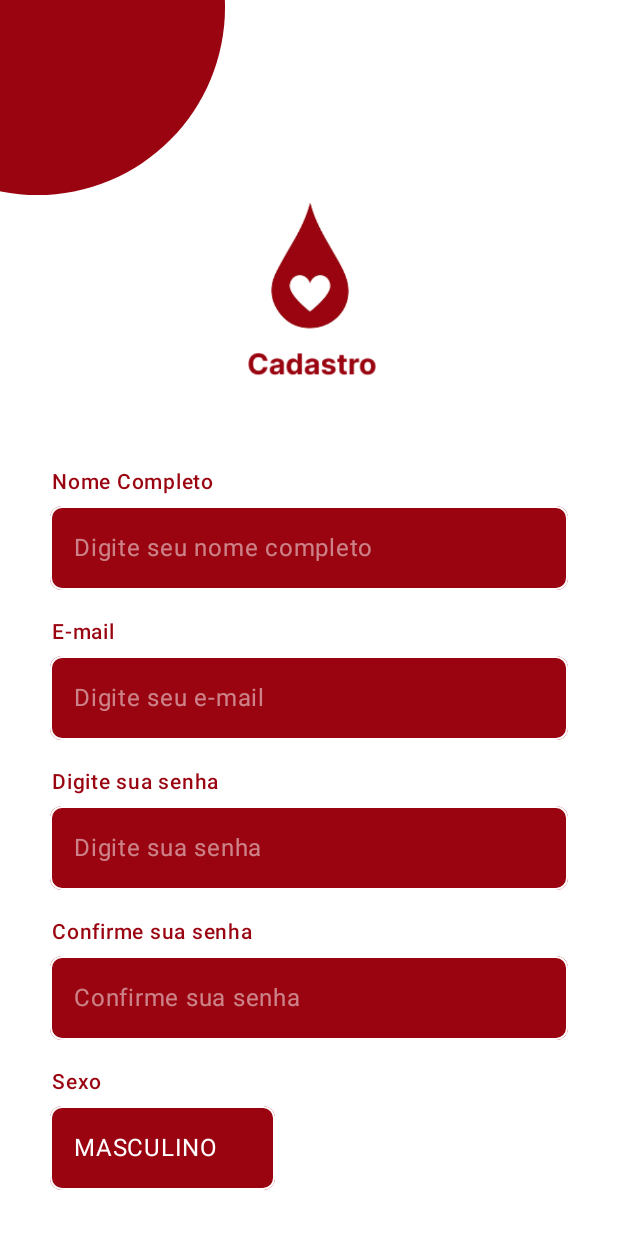
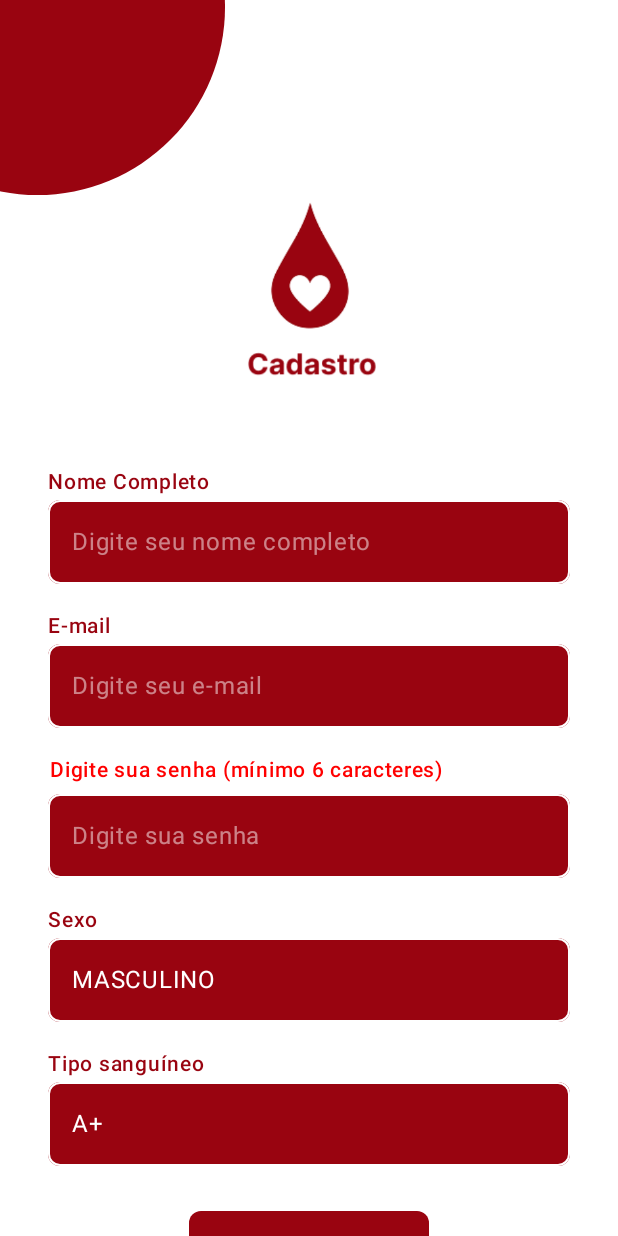
Before and after one commit to D4NIELT0RRES/mobile_DOEVIDA, an Android app built with Jetpack Compose: the tela_cadastro screen opened through its navigation route, on a phone screen of 412 x 824 dp. Run offline under Robolectric (Android 15) with nearby library versions, the phone set to English and light mode, and no system bars.

Commit message:
inserindo a funcionalidade no campo de senha do usuário para exigir que ele escolha uma senha com no mínimo 6 digitos

```diff
--- a/app/src/main/java/com/example/doevida/model/Cadastro.kt
+++ b/app/src/main/java/com/example/doevida/model/Cadastro.kt
@@ -4,5 +4,6 @@ data class Cadastro(
     val nome: String = "",
     val email: String = "",
     val senha: String,
-    val id_sexo: Int = 1
+    val id_sexo: Int = 0,
+    val id_tipo_sanguineo: Int = 0
 )
--- a/app/src/main/java/com/example/doevida/screen/TelaCadastro.kt
+++ b/app/src/main/java/com/example/doevida/screen/TelaCadastro.kt
@@ -7,18 +7,16 @@ import androidx.compose.foundation.Image
 import androidx.compose.foundation.background
 import androidx.compose.foundation.clickable
 import androidx.compose.foundation.layout.*
+import androidx.compose.foundation.rememberScrollState
 import androidx.compose.foundation.shape.CircleShape
 import androidx.compose.foundation.shape.RoundedCornerShape
+import androidx.compose.foundation.verticalScroll
 import androidx.compose.material3.*
-import androidx.compose.runtime.Composable
-import androidx.compose.runtime.getValue
-import androidx.compose.runtime.mutableStateOf
-import androidx.compose.runtime.remember
-import androidx.compose.runtime.rememberCoroutineScope
-import androidx.compose.runtime.setValue
+import androidx.compose.runtime.*
 import androidx.compose.ui.Alignment
 import androidx.compose.ui.Modifier
 import androidx.compose.ui.graphics.Color
+import androidx.compose.ui.modifier.modifierLocalMapOf
 import androidx.compose.ui.platform.LocalContext
 import androidx.compose.ui.res.painterResource
 import androidx.compose.ui.text.font.FontWeight
@@ -44,10 +42,10 @@ fun TelaCadastro(navController: NavController) {
     val coroutineScope = rememberCoroutineScope()
     val context = LocalContext.current
 
-    var nomeCompleto = remember { mutableStateOf("") }
-    val email = remember { mutableStateOf("") }
-    val senha = remember { mutableStateOf("") }
-    val confirmarSenha = remember { mutableStateOf("") }
+    var nomeCompleto by remember { mutableStateOf("") }
+    var email by remember { mutableStateOf("") }
+    var senha by remember { mutableStateOf("") }
+    var confirmarSenha by remember { mutableStateOf("") }
 
     // mensagens de erro
     var isNomeError by remember { mutableStateOf<String?>(null) }
@@ -55,7 +53,25 @@ fun TelaCadastro(navController: NavController) {
     var isSenhaError by remember { mutableStateOf<String?>(null) }
     var isConfirmarSenhaError by remember { mutableStateOf<String?>(null) }
 
-    // 🔽 Lista de sexos (ordem do JSON do backend)
+    var listaTipoSanguineo = listOf(
+        Pair(1, "A+"),
+        Pair(2, "A-"),
+        Pair(3, "B+"),
+        Pair(4, "B-"),
+        Pair(5, "AB+"),
+        Pair(6, "AB-"),
+        Pair(7, "O+"),
+        Pair(8, "O-"),
+    )
+
+    //Lista dos tipos sanguíneos
+    var expandedTipo by remember { mutableStateOf(false) }
+    var selectedTipo by remember { mutableStateOf(listaTipoSanguineo[0].first)}
+    var selectedTipoLabel by remember { mutableStateOf(listaTipoSanguineo[0].second)}
+
+
+
+    //Lista de sexos (mockada, mas pode vir da API também)
     val listaSexos = listOf(
         Pair(1, "MASCULINO"),
         Pair(2, "FEMININO"),
@@ -67,23 +83,23 @@ fun TelaCadastro(navController: NavController) {
 
     fun validarCadastro(): Boolean {
         isNomeError = when {
-            nomeCompleto.value.isBlank() -> "Campo obrigatório"
-            nomeCompleto.value.length < 2 -> "Nome deve ser completo"
+            nomeCompleto.isBlank() -> "Campo obrigatório"
+            nomeCompleto.length < 2 -> "Nome deve ser completo"
             else -> null
         }
         isEmailError = when {
-            email.value.isBlank() -> "Campo obrigatório"
-            !Patterns.EMAIL_ADDRESS.matcher(email.value).matches() -> "Formato inválido"
+            email.isBlank() -> "Campo obrigatório"
+            !Patterns.EMAIL_ADDRESS.matcher(email).matches() -> "Formato inválido"
             else -> null
         }
         isSenhaError = when {
-            senha.value.isBlank() -> "Campo obrigatório"
-            senha.value.length < 6 -> "Senha fraca"
+            senha.isBlank() -> "Campo obrigatório"
+            senha.length < 6 -> "Senha fraca"
             else -> null
         }
         isConfirmarSenhaError = when {
-            confirmarSenha.value.isBlank() -> "Campo obrigatório"
-            senha.value != confirmarSenha.value -> "Senhas não coincidem"
+            confirmarSenha.isBlank() -> "Campo obrigatório"
+            senha != confirmarSenha -> "Senhas não coincidem"
             else -> null
         }
 
@@ -109,7 +125,8 @@ fun TelaCadastro(navController: NavController) {
         Column(
             modifier = Modifier
                 .fillMaxSize()
-                .padding(horizontal = 32.dp),
+                .padding(horizontal = 32.dp)
+                .verticalScroll(rememberScrollState()),
             horizontalAlignment = Alignment.CenterHorizontally,
             verticalArrangement = Arrangement.Top
         ) {
@@ -125,110 +142,72 @@ fun TelaCadastro(navController: NavController) {
 
             Spacer(modifier = Modifier.height(39.dp))
 
+            // ================= CAMPOS DE CADASTRO =================
             Column(
-                modifier = Modifier
-                    .fillMaxWidth()
-                    .padding(horizontal = 1.dp),
+                modifier = Modifier.fillMaxWidth(),
                 horizontalAlignment = Alignment.CenterHorizontally
             ) {
                 // Nome
-                Column {
-                    Text(
-                        text = "Nome Completo",
-                        fontSize = 14.sp,
-                        color = Color(0xFF990410),
-                        fontWeight = FontWeight.SemiBold,
-                        modifier = Modifier
-                            .fillMaxWidth()
-                            .padding(bottom = 4.dp, start = 1.dp),
-                        textAlign = TextAlign.Start
-                    )
+                Text("Nome Completo", fontSize = 14.sp, color = Color(0xFF990410), fontWeight = FontWeight.SemiBold, modifier = Modifier.fillMaxWidth())
                 OutlinedTextField(
-                        value = nomeCompleto.value,
-                        onValueChange = { nomeCompleto.value = it },
-                        placeholder = {
-                            Text(
-                                "Digite seu nome completo",
-                                color = Color(0x80FFFFFF)
-                            )
-                        },
-                        modifier = Modifier
-                            .fillMaxWidth()
-                            .background(Color(0xFF990410), shape = RoundedCornerShape(8.dp)),
+                    value = nomeCompleto,
+                    onValueChange = { nomeCompleto = it },
+                    placeholder = { Text("Digite seu nome completo", color = Color(0x80FFFFFF)) },
+                    modifier = Modifier.fillMaxWidth().background(Color(0xFF990410), RoundedCornerShape(8.dp)),
                     shape = RoundedCornerShape(8.dp),
                     colors = OutlinedTextFieldDefaults.colors(
                         focusedBorderColor = Color.White,
                         unfocusedBorderColor = Color.White,
                         cursorColor = Color.White,
                         focusedTextColor = Color.White,
-                            unfocusedTextColor = Color.White,
-                            focusedPlaceholderColor = Color.White,
-                            unfocusedPlaceholderColor = Color.White
+                        unfocusedTextColor = Color.White
                     )
                 )
-                    if (isNomeError != null) Text(
-                        isNomeError!!,
-                        color = Color.Red,
-                        fontSize = 12.sp
-                    )
+                if (isNomeError != null) Text(isNomeError!!, color = Color.Red, fontSize = 12.sp)
 
                 Spacer(modifier = Modifier.height(16.dp))
 
-                    // E-mail
-                    Text(
-                        text = "E-mail",
-                        fontSize = 14.sp,
-                        color = Color(0xFF990410),
-                        fontWeight = FontWeight.SemiBold,
-                        modifier = Modifier
-                            .fillMaxWidth()
-                            .padding(bottom = 4.dp, start = 1.dp),
-                        textAlign = TextAlign.Start
-                    )
+                // Email
+                Text("E-mail", fontSize = 14.sp, color = Color(0xFF990410), fontWeight = FontWeight.SemiBold, modifier = Modifier.fillMaxWidth())
                 OutlinedTextField(
-                        value = email.value,
-                        onValueChange = { email.value = it },
+                    value = email,
+                    onValueChange = { email = it },
                     placeholder = { Text("Digite seu e-mail", color = Color(0x80FFFFFF)) },
-                        modifier = Modifier
-                            .fillMaxWidth()
-                            .background(Color(0xFF990410), shape = RoundedCornerShape(8.dp)),
+                    modifier = Modifier.fillMaxWidth().background(Color(0xFF990410), RoundedCornerShape(8.dp)),
                     shape = RoundedCornerShape(8.dp),
                     colors = OutlinedTextFieldDefaults.colors(
                         focusedBorderColor = Color.White,
                         unfocusedBorderColor = Color.White,
                         cursorColor = Color.White,
                         focusedTextColor = Color.White,
-                            unfocusedTextColor = Color.White,
-                            focusedPlaceholderColor = Color.White,
-                            unfocusedPlaceholderColor = Color.White
+                        unfocusedTextColor = Color.White
                     )
                 )
-                    if (isEmailError != null) Text(
-                        isEmailError!!,
-                        color = Color.Red,
-                        fontSize = 12.sp
-                    )
+                if (isEmailError != null) Text(isEmailError!!, color = Color.Red, fontSize = 12.sp)
 
                 Spacer(modifier = Modifier.height(16.dp))
 
                 // Senha
                 Text(
-                        text = "Digite sua senha",
+                    text = if (senha.length < 6)
+                        "Digite sua senha (mínimo 6 caracteres)"
+                    else
+                        "Digite sua senha",
                     fontSize = 14.sp,
-                        color = Color(0xFF990410),
+                    color = if (senha.length < 6) Color.Red else Color(0xFF990410),
                     fontWeight = FontWeight.SemiBold,
                     modifier = Modifier
                         .fillMaxWidth()
-                            .padding(bottom = 4.dp, start = 1.dp),
-                        textAlign = TextAlign.Start
+                        .padding(bottom = 4.dp, start = 1.dp)
                 )
                 OutlinedTextField(
-                        value = senha.value,
-                        onValueChange = { senha.value = it },
-                        placeholder = { Text("Digite sua senha", color = Color(0x80FFFFFF)) },
+                    value = senha,
+                    onValueChange = { senha = it},
+                    placeholder = { Text("Digite sua senha", color = Color(0x80FFFFFF))},
                     modifier = Modifier
                         .fillMaxWidth()
-                            .background(Color(0xFF990410), shape = RoundedCornerShape(8.dp)),
+                        .background(Color(0xFF990410),
+                            shape = RoundedCornerShape(8.dp)),
                     shape = RoundedCornerShape(8.dp),
                     visualTransformation = PasswordVisualTransformation(),
                     colors = OutlinedTextFieldDefaults.colors(
@@ -241,76 +220,18 @@ fun TelaCadastro(navController: NavController) {
                         unfocusedPlaceholderColor = Color.White
                     )
                 )
-                    if (isSenhaError != null) Text(
-                        isSenhaError!!,
-                        color = Color.Red,
-                        fontSize = 12.sp
-                    )
+                if (isConfirmarSenhaError != null) Text(isConfirmarSenhaError!!, color = Color.Red, fontSize = 12.sp)
 
                 Spacer(modifier = Modifier.height(16.dp))
 
-                    // Confirmar Senha
-                    Text(
-                        text = "Confirme sua senha",
-                        fontSize = 14.sp,
-                        color = Color(0xFF990410),
-                        fontWeight = FontWeight.SemiBold,
-                        modifier = Modifier
-                            .fillMaxWidth()
-                            .padding(bottom = 4.dp, start = 1.dp),
-                        textAlign = TextAlign.Start
-                    )
-                    OutlinedTextField(
-                        value = confirmarSenha.value,
-                        onValueChange = { confirmarSenha.value = it },
-                        placeholder = { Text("Confirme sua senha", color = Color(0x80FFFFFF)) },
-                        modifier = Modifier
-                            .fillMaxWidth()
-                            .background(Color(0xFF990410), shape = RoundedCornerShape(8.dp)),
-                        shape = RoundedCornerShape(8.dp),
-                        visualTransformation = PasswordVisualTransformation(),
-                        colors = OutlinedTextFieldDefaults.colors(
-                            focusedBorderColor = Color.White,
-                            unfocusedBorderColor = Color.White,
-                            cursorColor = Color.White,
-                            focusedTextColor = Color.White,
-                            unfocusedTextColor = Color.White,
-                            focusedPlaceholderColor = Color.White,
-                            unfocusedPlaceholderColor = Color.White
-                        )
-                    )
-                    if (isConfirmarSenhaError != null) Text(
-                        isConfirmarSenhaError!!,
-                        color = Color.Red,
-                        fontSize = 12.sp
-                    )
-
-                    Spacer(modifier = Modifier.height(16.dp))
-
-                    // 🔽 Dropdown Sexo
-                    Text(
-                        text = "Sexo",
-                        fontSize = 14.sp,
-                        color = Color(0xFF990410),
-                        fontWeight = FontWeight.SemiBold,
-                        modifier = Modifier
-                            .fillMaxWidth()
-                            .padding(bottom = 4.dp, start = 1.dp),
-                        textAlign = TextAlign.Start
-                    )
-
-                    ExposedDropdownMenuBox(
-                        expanded = expanded,
-                        onExpandedChange = { expanded = !expanded }
-                    ) {
+                // Dropdown Sexo
+                Text("Sexo", fontSize = 14.sp, color = Color(0xFF990410), fontWeight = FontWeight.SemiBold, modifier = Modifier.fillMaxWidth())
+                ExposedDropdownMenuBox(expanded = expanded, onExpandedChange = { expanded = !expanded }) {
                     OutlinedTextField(
                         value = selectedLabel,
                         onValueChange = {},
                         readOnly = true,
-                            modifier = Modifier
-                                .menuAnchor()
-                                .width(150.dp) // 👈 largura ajustada para não ficar feio
-                                .background(Color(0xFF990410), shape = RoundedCornerShape(8.dp)),
+                        modifier = Modifier.menuAnchor().fillMaxWidth().background(Color(0xFF990410), RoundedCornerShape(8.dp)),
                         shape = RoundedCornerShape(8.dp),
                         colors = OutlinedTextFieldDefaults.colors(
                             focusedBorderColor = Color.White,
@@ -320,10 +241,7 @@ fun TelaCadastro(navController: NavController) {
                             unfocusedTextColor = Color.White
                         )
                     )
-                        ExposedDropdownMenu(
-                            expanded = expanded,
-                            onDismissRequest = { expanded = false }
-                        ) {
+                    ExposedDropdownMenu(expanded = expanded, onDismissRequest = { expanded = false }) {
                         listaSexos.forEach { (id, label) ->
                             DropdownMenuItem(
                                 text = { Text(label) },
@@ -336,18 +254,52 @@ fun TelaCadastro(navController: NavController) {
                         }
                     }
                 }
+
+                Spacer(modifier = Modifier.height(16.dp))
+
+                // Dropdown Tipo Sanguíneo
+                Text("Tipo sanguíneo", fontSize = 14.sp, color = Color(0xFF990410), fontWeight = FontWeight.SemiBold, modifier = Modifier.fillMaxWidth())
+                ExposedDropdownMenuBox(expanded = expandedTipo, onExpandedChange = { expandedTipo = !expandedTipo }) {
+                    OutlinedTextField(
+                        value = selectedTipoLabel,
+                        onValueChange = {},
+                        readOnly = true,
+                        modifier = Modifier.menuAnchor().fillMaxWidth().background(Color(0xFF990410), RoundedCornerShape(8.dp)),
+                        shape = RoundedCornerShape(8.dp),
+                        colors = OutlinedTextFieldDefaults.colors(
+                            focusedBorderColor = Color.White,
+                            unfocusedBorderColor = Color.White,
+                            cursorColor = Color.White,
+                            focusedTextColor = Color.White,
+                            unfocusedTextColor = Color.White
+                        )
+                    )
+                    ExposedDropdownMenu(expanded = expandedTipo, onDismissRequest = { expandedTipo = false }) {
+                        listaTipoSanguineo.forEach { (id, label) ->
+                            DropdownMenuItem(
+                                text = { Text(label) },
+                                onClick = {
+                                    selectedTipo = id
+                                    selectedTipoLabel = label
+                                    expandedTipo = false
+                                }
+                            )
+                        }
+                    }
                 }
 
-                Spacer(modifier = Modifier.height(60.dp))
+                Spacer(modifier = Modifier.height(30.dp))
 
+                // Botão de cadastro
                 Button(
                     onClick = {
                         if (validarCadastro()) {
                             val cadastro = Cadastro(
-                                nome = nomeCompleto.value,
-                                email = email.value,
-                                senha = senha.value,
-                                id_sexo = selectedSexo
+                                nome = nomeCompleto,
+                                email = email,
+                                senha = senha,
+                                id_sexo = selectedSexo,
+                                id_tipo_sanguineo = selectedTipo ?: 0
                             )
                             coroutineScope.launch(Dispatchers.IO) {
                                 try {
@@ -355,11 +307,7 @@ fun TelaCadastro(navController: NavController) {
                                     Log.d("API_Cadastro", "Resposta do backend: $response")
 
                                     withContext(Dispatchers.Main) {
-                                        Toast.makeText(
-                                            context,
-                                            "Cadastro realizado com sucesso!",
-                                            Toast.LENGTH_LONG
-                                        ).show()
+                                        Toast.makeText(context, "Cadastro realizado com sucesso!", Toast.LENGTH_LONG).show()
                                         navController.navigate("tela_login") {
                                             popUpTo("tela_cadastro") { inclusive = true }
                                         }
@@ -367,48 +315,30 @@ fun TelaCadastro(navController: NavController) {
                                 } catch (e: Exception) {
                                     Log.e("API_Cadastro", "Erro ao cadastrar", e)
                                     withContext(Dispatchers.Main) {
-                                        Toast.makeText(
-                                            context,
-                                            "Erro ao cadastrar: ${e.message}",
-                                            Toast.LENGTH_LONG
-                                        ).show()
+                                        Toast.makeText(context, "Erro ao cadastrar: ${e.message}", Toast.LENGTH_LONG).show()
                                     }
                                 }
                             }
                         }
                     },
-                    colors = ButtonDefaults.buttonColors(
-                        containerColor = Color(0xFF990410)
-                    ),
+                    colors = ButtonDefaults.buttonColors(containerColor = Color(0xFF990410)),
                     shape = RoundedCornerShape(8.dp),
-                    modifier = Modifier
-                        .height(48.dp)
-                        .width(133.dp)
+                    modifier = Modifier.height(48.dp).width(160.dp)
                 ) {
-                    Text(
-                        text = "Criar conta",
-                        color = Color.White,
-                        fontSize = 17.sp,
-                        fontWeight = FontWeight.Medium
-                    )
+                    Text("Criar conta", color = Color.White, fontSize = 17.sp, fontWeight = FontWeight.Medium)
                 }
 
-                Text(
-                    text = "Já tem uma conta?",
-                    color = Color(0xFF990410),
-                    fontSize = 14.sp,
-                    modifier = Modifier
-                        .padding(top = 10.dp)
-                )
-
+                // 🔼 Textos logo abaixo do botão
+                Column(horizontalAlignment = Alignment.CenterHorizontally, modifier = Modifier.padding(top = 12.dp)) {
+                    Text("Já tem uma conta?", color = Color(0xFF990410), fontSize = 14.sp)
                     Text(
                         text = "Fazer login",
                         color = Color(0xFFB71C1C),
-                    modifier = Modifier
-                        .clickable { navController.navigate("tela_login") },
+                        modifier = Modifier.padding(top = 4.dp).clickable { navController.navigate("tela_login") },
                         fontSize = 14.sp,
                         fontWeight = FontWeight.Bold
                     )
+                }
             }
         }
     }
```
Lines whose indentation alone changed are shown as unchanged.
